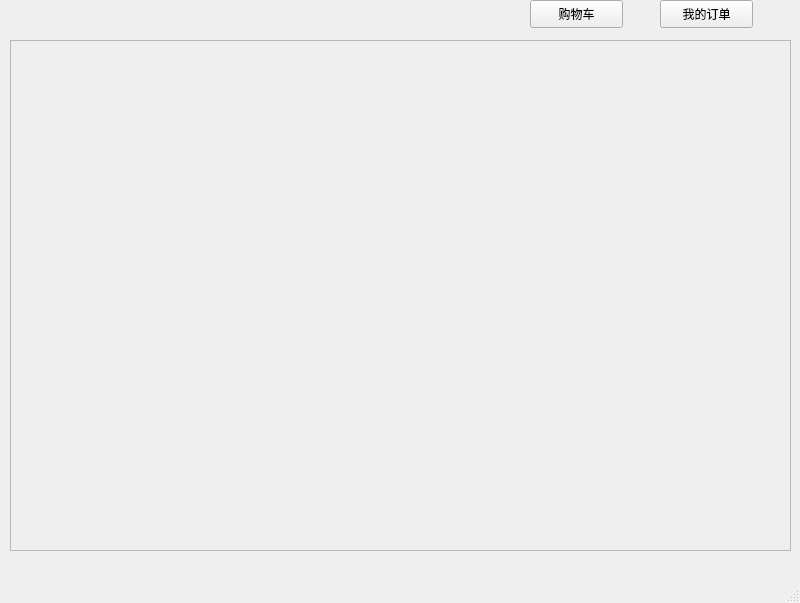
The window that orderManage_module/ui_file/cart_order.ui (Reason-Wang/se_project) describes before a commit, drawn with Qt 5.
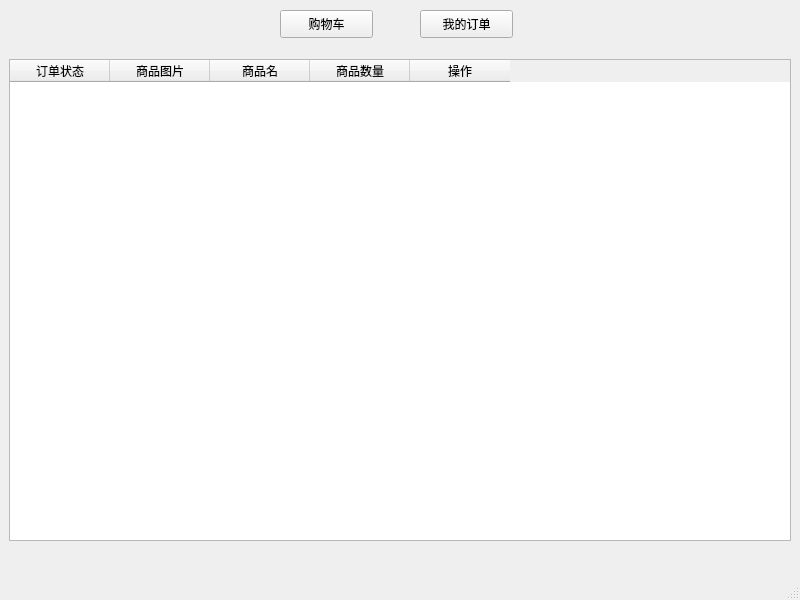
The same window after the commit.

The edit to the form file:
```diff
--- a/orderManage_module/ui_file/cart_order.ui
+++ b/orderManage_module/ui_file/cart_order.ui
@@ -7,20 +7,46 @@
     <x>0</x>
     <y>0</y>
     <width>800</width>
-    <height>603</height>
+    <height>600</height>
    </rect>
   </property>
   <property name="windowTitle">
    <string>MainWindow</string>
   </property>
   <widget class="QWidget" name="centralwidget">
+   <widget class="QPushButton" name="myOrderBtn">
+    <property name="geometry">
+     <rect>
+      <x>420</x>
+      <y>10</y>
+      <width>93</width>
+      <height>28</height>
+     </rect>
+    </property>
+    <property name="text">
+     <string>我的订单</string>
+    </property>
+   </widget>
+   <widget class="QPushButton" name="returnCartBtn">
+    <property name="geometry">
+     <rect>
+      <x>280</x>
+      <y>10</y>
+      <width>93</width>
+      <height>28</height>
+     </rect>
+    </property>
+    <property name="text">
+     <string>购物车</string>
+    </property>
+   </widget>
    <widget class="QStackedWidget" name="stackedWidget">
     <property name="geometry">
      <rect>
       <x>0</x>
-      <y>30</y>
+      <y>50</y>
       <width>800</width>
-      <height>600</height>
+      <height>500</height>
      </rect>
     </property>
     <property name="currentIndex">
@@ -258,57 +284,39 @@
      </widget>
     </widget>
     <widget class="QWidget" name="page_3">
-     <widget class="QScrollArea" name="scrollArea">
-      <property name="geometry">
-       <rect>
-        <x>10</x>
-        <y>10</y>
-        <width>781</width>
-        <height>511</height>
-       </rect>
-      </property>
-      <property name="widgetResizable">
-       <bool>true</bool>
-      </property>
-      <widget class="QWidget" name="scrollAreaWidgetContents">
-       <property name="geometry">
-        <rect>
-         <x>0</x>
-         <y>0</y>
-         <width>779</width>
-         <height>509</height>
-        </rect>
-       </property>
-      </widget>
-     </widget>
+     <layout class="QGridLayout" name="gridLayout_2">
+      <item row="0" column="0">
+       <widget class="QTableWidget" name="history_table">
+        <column>
+         <property name="text">
+          <string>订单状态</string>
+         </property>
+        </column>
+        <column>
+         <property name="text">
+          <string>商品图片</string>
+         </property>
+        </column>
+        <column>
+         <property name="text">
+          <string>商品名</string>
+         </property>
+        </column>
+        <column>
+         <property name="text">
+          <string>商品数量</string>
+         </property>
+        </column>
+        <column>
+         <property name="text">
+          <string>操作</string>
+         </property>
+        </column>
+       </widget>
+      </item>
+     </layout>
     </widget>
    </widget>
-   <widget class="QPushButton" name="returnCartBtn">
-    <property name="geometry">
-     <rect>
-      <x>530</x>
-      <y>0</y>
-      <width>93</width>
-      <height>28</height>
-     </rect>
-    </property>
-    <property name="text">
-     <string>购物车</string>
-    </property>
-   </widget>
-   <widget class="QPushButton" name="myOrderBtn">
-    <property name="geometry">
-     <rect>
-      <x>660</x>
-      <y>0</y>
-      <width>93</width>
-      <height>28</height>
-     </rect>
-    </property>
-    <property name="text">
-     <string>我的订单</string>
-    </property>
-   </widget>
   </widget>
   <widget class="QMenuBar" name="menubar">
    <property name="geometry">
```
Left out of the diff: 64 changed lines with no effect on the pictures.
